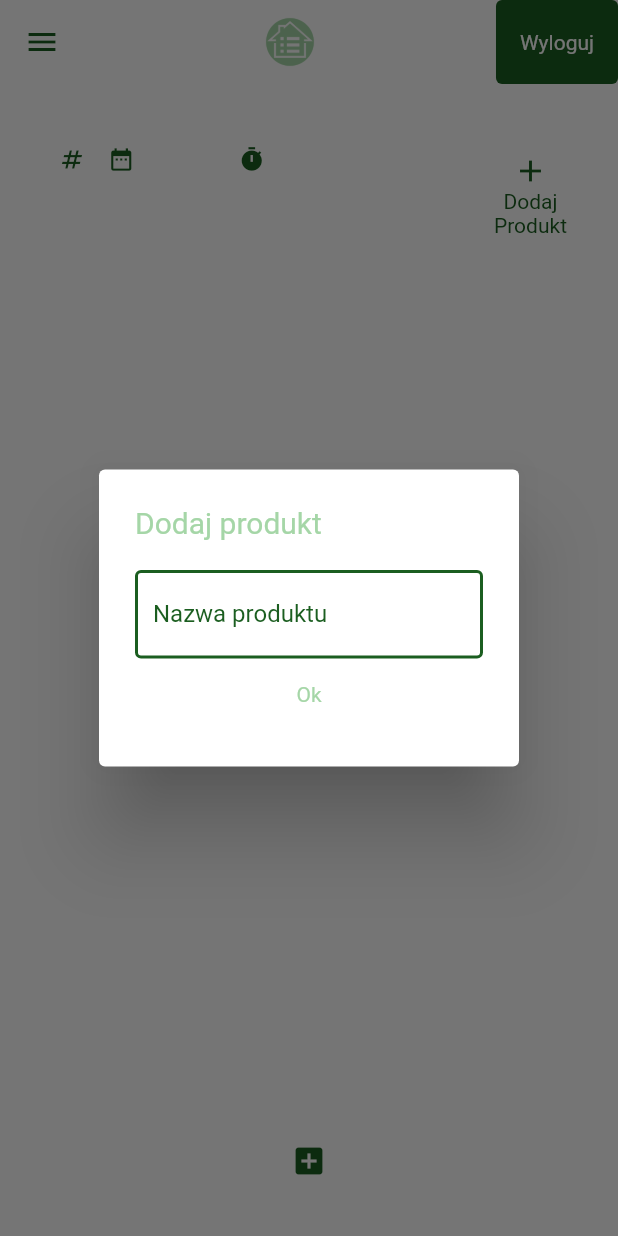
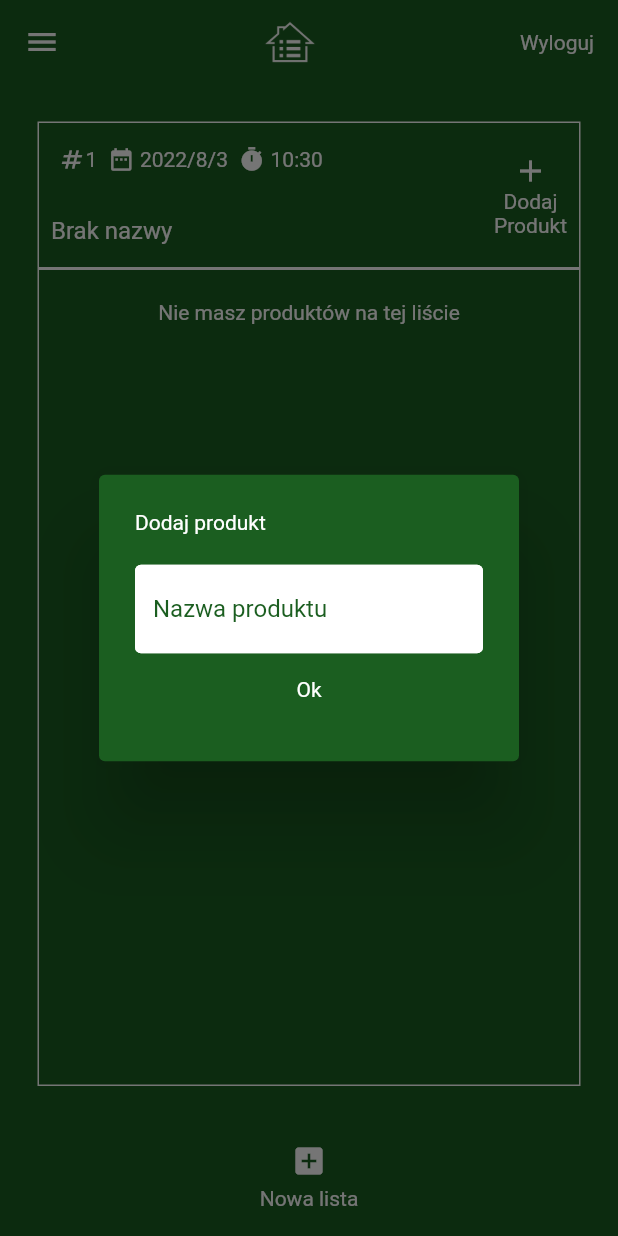
Before and after one commit to drekyyy/flutter_firebase_auth, a Flutter app: the screen it shows once a user with an empty profile is signed in, after a tap on "Nowa lista", after a tap on "Dodaj", on a phone screen of 412 x 824 dp. Run offline on Flutter 3.47's test engine with Material 2 defaults, Android fonts, the light colour scheme and no system bars; our stand-ins replace cloud_firestore, firebase_auth, firebase_core, firebase_messaging, flutter_local_notifications, flutter_spinkit; accounts and stored records are empty.

Commit message:
fix: change theme to dark green

```diff
--- a/lib/screens/authenticate/sign_in_page.dart
+++ b/lib/screens/authenticate/sign_in_page.dart
@@ -29,7 +29,7 @@ class _SignInPageState extends State<SignInPage> {
               child: Container(
                   margin: const EdgeInsets.only(left: 10, right: 10),
                   decoration: const BoxDecoration(
-                      color: Colors.white,
+                      //color: Colors.white,
                       borderRadius: BorderRadius.all(Radius.circular(20))),
                   //padding: EdgeInsets.all(10),
 
@@ -96,6 +96,7 @@ class _SignInPageState extends State<SignInPage> {
                                             .read<AuthenticationService>()
                                             .signIn(emailController.text.trim(),
                                                 passwordController.text.trim());
+                                        Navigator.pop(context);
                                       } else {
                                         firebaseResponse = "";
                                         setState(() {});
--- a/lib/screens/authenticate/sign_up_page.dart
+++ b/lib/screens/authenticate/sign_up_page.dart
@@ -32,7 +32,7 @@ class _SignUpPageState extends State<SignUpPage> {
               child: Container(
                   margin: const EdgeInsets.only(left: 10, right: 10),
                   decoration: const BoxDecoration(
-                      color: Colors.white,
+                      //color: Colors.white,
                       borderRadius: BorderRadius.all(Radius.circular(20))),
                   child: Form(
                       key: _formKey,
--- a/lib/screens/user/change_house_page/change_house_page.dart
+++ b/lib/screens/user/change_house_page/change_house_page.dart
@@ -31,7 +31,7 @@ class _ChangeHousePageState extends State<ChangeHousePage> {
                         const EdgeInsets.only(left: 10, right: 10, top: 15),
                     margin: const EdgeInsets.only(left: 10, right: 10),
                     decoration: const BoxDecoration(
-                        color: Colors.white,
+                        color: Color.fromRGBO(27, 94, 32, 1),
                         borderRadius: BorderRadius.all(Radius.circular(20))),
                     child: Form(
                         key: _formKey,
--- a/lib/screens/user/home_page/components/hamburger_menu.dart
+++ b/lib/screens/user/home_page/components/hamburger_menu.dart
@@ -47,9 +47,7 @@ class HamburgerMenu extends StatelessWidget {
               showDialog<String>(
                 context: context,
                 builder: (BuildContext context) => AlertDialog(
-                  title: const Text('ID domu',
-                      style:
-                          TextStyle(color: Color.fromARGB(255, 165, 214, 167))),
+                  title: const Text('ID domu'),
                   content: Text(houseId),
                   actions: <Widget>[
                     Center(
@@ -58,9 +56,7 @@ class HamburgerMenu extends StatelessWidget {
                         Clipboard.setData(ClipboardData(text: houseId));
                         Navigator.pop(context);
                       },
-                      child: const Text('Kopiuj do schowka',
-                          style: TextStyle(
-                              color: Color.fromARGB(255, 165, 214, 167))),
+                      child: const Text('Kopiuj do schowka'),
                     )),
                   ],
                 ),
--- a/lib/screens/user/home_page/home_page.dart
+++ b/lib/screens/user/home_page/home_page.dart
@@ -74,8 +74,8 @@ class _HomePageState extends State<HomePage> {
         drawer: const HamburgerMenu(),
         appBar: AppBar(
             title: Center(
-                child: Image.asset("assets/app-icon.png",
-                    fit: BoxFit.contain, height: 35)),
+                child: Image.asset("assets/logo-white.png",
+                    fit: BoxFit.contain, height: 30)),
             actions: <Widget>[
               ElevatedButton(
                 child: const Text("Wyloguj"),
--- a/lib/screens/user/settings_page/settings_page.dart
+++ b/lib/screens/user/settings_page/settings_page.dart
@@ -60,7 +60,6 @@ Widget _buildListItem(
   // jesli dokument jest aktualnego uzytkownika
   if (doc['userId'] == userId) {
     return ListTile(
-      tileColor: Colors.white,
       onTap: () {},
       title: Row(
         children: [
@@ -77,13 +76,12 @@ Widget _buildListItem(
                   '');
             },
             icon: const Icon(Icons.edit),
-              color: const Color.fromARGB(255, 165, 214, 167)),
+          ),
         ],
       ),
     );
   } else {
     return ListTile(
-      tileColor: Colors.white,
       onTap: () {},
       title: Row(
         children: [
--- a/lib/shared/custom_show_dialog.dart
+++ b/lib/shared/custom_show_dialog.dart
@@ -10,8 +10,7 @@ Future<String?> customShowDialog(
   return showDialog<String>(
     context: context,
     builder: (BuildContext context) => AlertDialog(
-      title: Text(dialogTitle,
-          style: const TextStyle(color: Color.fromARGB(255, 165, 214, 167))),
+      title: Text(dialogTitle),
       content: Column(
         mainAxisSize: MainAxisSize.min,
         children: [
@@ -21,8 +20,7 @@ Future<String?> customShowDialog(
               await function(arg1, arg2, arg3);
               Navigator.pop(context);
             },
-            child: const Text('Tak',
-                style: TextStyle(color: Color.fromARGB(255, 165, 214, 167))),
+            child: const Text('Tak'),
           )),
         ],
       ),
--- a/lib/shared/custom_show_dialog_with_fields.dart
+++ b/lib/shared/custom_show_dialog_with_fields.dart
@@ -15,8 +15,7 @@ Future<String?> customShowDialogWithFields(
   return showDialog<String>(
     context: context,
     builder: (BuildContext context) => AlertDialog(
-      title: Text(dialogTitle,
-          style: const TextStyle(color: Color.fromARGB(255, 165, 214, 167))),
+      title: Text(dialogTitle),
       content: Form(
           key: formKey,
           child: Column(
@@ -51,9 +50,9 @@ Future<String?> customShowDialogWithFields(
                     firebaseResponse = '';
                   }
                 },
-                child: const Text('Ok',
-                    style:
-                        TextStyle(color: Color.fromARGB(255, 165, 214, 167))),
+                child: const Text(
+                  'Ok',
+                ),
               )),
             ],
           )),
--- a/lib/shared/loading.dart
+++ b/lib/shared/loading.dart
@@ -7,7 +7,7 @@ class Loading extends StatelessWidget {
   @override
   Widget build(BuildContext context) {
     return Container(
-        color: Colors.green.shade200,
+        color: Colors.green.shade900,
         child:
             const Center(child: SpinKitPouringHourGlass(color: Colors.white)));
   }
--- a/lib/theme/custom_theme.dart
+++ b/lib/theme/custom_theme.dart
@@ -4,29 +4,30 @@ class CustomTheme {
   static ThemeData get lightTheme {
     return ThemeData(
         // fontFamily: 'Roboto',
-        canvasColor: Colors.white,
-        backgroundColor: Colors.white,
+        canvasColor: Colors.green.shade900,
+        backgroundColor: Colors.green.shade900,
         textButtonTheme: TextButtonThemeData(
             style: ButtonStyle(
+                backgroundColor:
+                    MaterialStateProperty.all<Color>(Colors.green.shade900),
                 foregroundColor:
-                    MaterialStateProperty.all<Color>(Colors.green.shade900))),
+                    MaterialStateProperty.all<Color>(Colors.white))),
         appBarTheme: AppBarTheme(
-            actionsIconTheme: IconThemeData(color: Colors.green.shade900),
-            foregroundColor: Colors.green.shade900,
-            backgroundColor: Colors.white,
+            actionsIconTheme: const IconThemeData(color: Colors.white),
+            foregroundColor: Colors.white,
+            backgroundColor: Colors.green.shade900,
             elevation: 0),
-        textTheme: TextTheme(
-            bodyText2: TextStyle(color: Colors.green.shade900),
-            subtitle1: const TextStyle(color: Color.fromARGB(255, 27, 94, 32))),
+        textTheme: const TextTheme(
+            bodyText2: TextStyle(color: Colors.white),
+            subtitle1: TextStyle(color: Colors.white)),
         inputDecorationTheme: const InputDecorationTheme(
             labelStyle: TextStyle(color: Color.fromARGB(255, 27, 94, 32)),
             filled: true,
             fillColor: Colors.white,
             border: OutlineInputBorder(
-                borderSide: BorderSide(color: Color(0xFF1B5E20), width: 2.0)),
+                borderSide: BorderSide(color: Colors.white, width: 2.0)),
             enabledBorder: OutlineInputBorder(
-                borderSide: BorderSide(
-                    color: Color.fromARGB(255, 27, 94, 32), width: 2.0))),
+                borderSide: BorderSide(color: Colors.white, width: 2.0))),
         elevatedButtonTheme: ElevatedButtonThemeData(
           style: ButtonStyle(
               elevation: MaterialStateProperty.all<double>(0),
@@ -35,7 +36,10 @@ class CustomTheme {
                   MaterialStateProperty.all<Color>(Colors.green.shade900)),
         ),
         drawerTheme: const DrawerThemeData(elevation: 0),
-        iconTheme: const IconThemeData(color: Colors.white));
+        iconTheme: const IconThemeData(color: Colors.white),
+        dialogTheme: DialogTheme(
+            backgroundColor: Colors.green.shade900,
+            titleTextStyle: TextStyle(color: Colors.white)));
   }
 
   static ThemeData get darkTheme {
```
Lines whose indentation alone changed are shown as unchanged.
